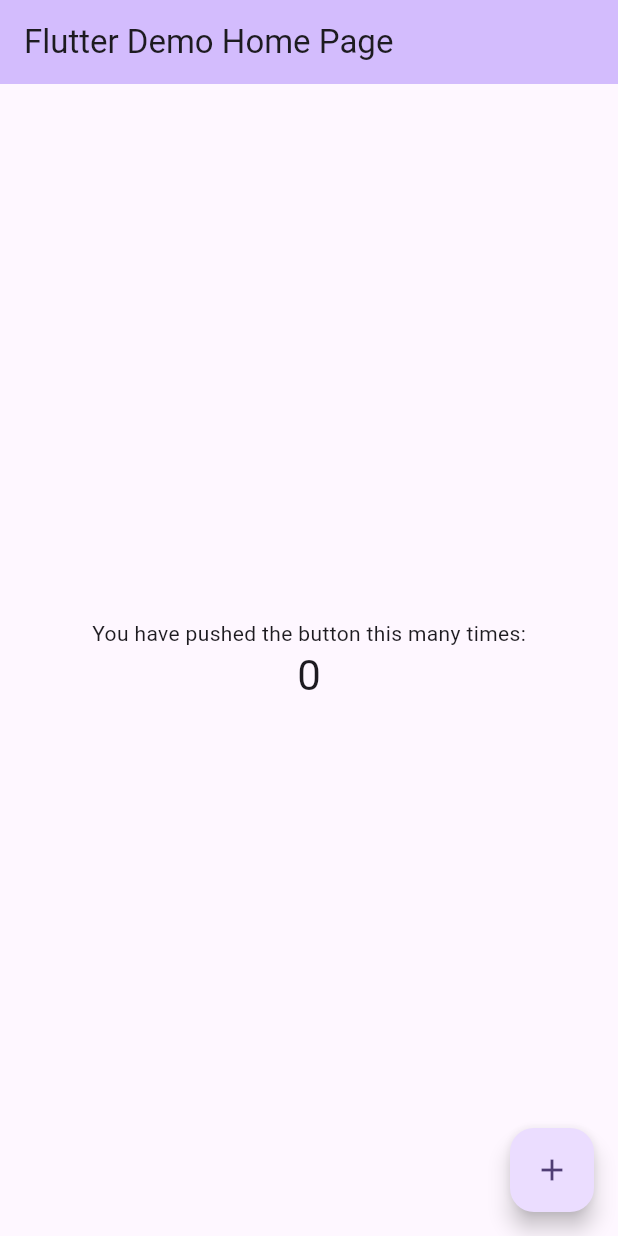
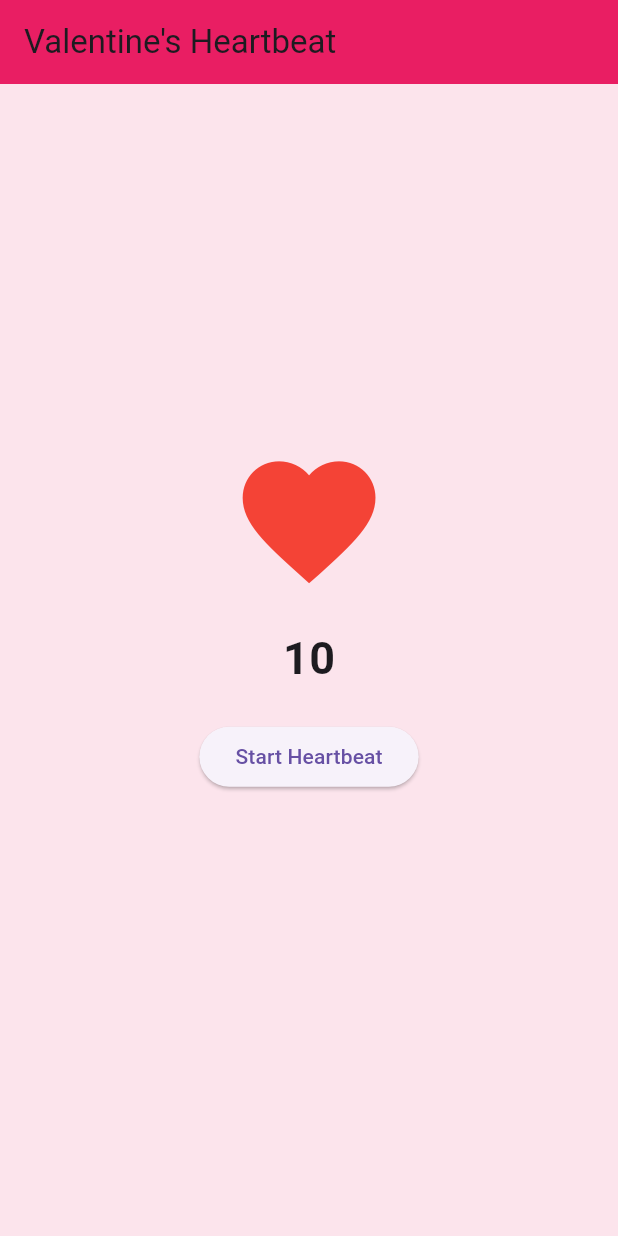
Before and after one commit to jenneetee/activity4-vdayA, a Flutter app: the screen it shows after launch, on a phone screen of 412 x 824 dp. Run offline on Flutter 3.47's test engine with Material 3 defaults, Android fonts, the phone set to English and light mode, and no system bars.

Commit message:
first edit

```diff
--- a/lib/main.dart
+++ b/lib/main.dart
@@ -1,125 +1,138 @@
 import 'package:flutter/material.dart';
+import 'dart:async';
+import 'dart:math';
 
 void main() {
-  runApp(const MyApp());
+  runApp(HeartbeatApp());
 }
 
-class MyApp extends StatelessWidget {
-  const MyApp({super.key});
-
-  // This widget is the root of your application.
+class HeartbeatApp extends StatefulWidget {
   @override
-  Widget build(BuildContext context) {
-    return MaterialApp(
-      title: 'Flutter Demo',
-      theme: ThemeData(
-        // This is the theme of your application.
-        //
-        // TRY THIS: Try running your application with "flutter run". You'll see
-        // the application has a purple toolbar. Then, without quitting the app,
-        // try changing the seedColor in the colorScheme below to Colors.green
-        // and then invoke "hot reload" (save your changes or press the "hot
-        // reload" button in a Flutter-supported IDE, or press "r" if you used
-        // the command line to start the app).
-        //
-        // Notice that the counter didn't reset back to zero; the application
-        // state is not lost during the reload. To reset the state, use hot
-        // restart instead.
-        //
-        // This works for code too, not just values: Most code changes can be
-        // tested with just a hot reload.
-        colorScheme: ColorScheme.fromSeed(seedColor: Colors.deepPurple),
-        useMaterial3: true,
-      ),
-      home: const MyHomePage(title: 'Flutter Demo Home Page'),
-    );
-  }
+  _HeartbeatAppState createState() => _HeartbeatAppState();
 }
 
-class MyHomePage extends StatefulWidget {
-  const MyHomePage({super.key, required this.title});
-
-  // This widget is the home page of your application. It is stateful, meaning
-  // that it has a State object (defined below) that contains fields that affect
-  // how it looks.
-
-  // This class is the configuration for the state. It holds the values (in this
-  // case the title) provided by the parent (in this case the App widget) and
-  // used by the build method of the State. Fields in a Widget subclass are
-  // always marked "final".
-
-  final String title;
+class _HeartbeatAppState extends State<HeartbeatApp>
+    with SingleTickerProviderStateMixin {
+  late AnimationController _controller;
+  late Animation<double> _animation;
+  late Timer _timer;
+  int _countdown = 10;
+  bool _isPlaying = false;
+  final Random _random = Random();
+  List<Widget> _sparkles = [];
 
   @override
-  State<MyHomePage> createState() => _MyHomePageState();
+  void initState() {
+    super.initState();
+    _controller = AnimationController(
+      vsync: this,
+      duration: Duration(milliseconds: 800),
+    )..repeat(reverse: true);
+
+    _animation = Tween<double>(begin: 1.0, end: 1.5)
+        .animate(CurvedAnimation(parent: _controller, curve: Curves.easeInOut));
   }
 
-class _MyHomePageState extends State<MyHomePage> {
-  int _counter = 0;
+  void _startTimer() {
+    setState(() {
+      _isPlaying = true;
+      _countdown = 10;
+      _generateSparkles();
+    });
+    _timer = Timer.periodic(Duration(seconds: 1), (timer) {
+      setState(() {
+        if (_countdown > 0) {
+          _countdown--;
+        } else {
+          _stopTimer();
+        }
+      });
+    });
+  }
 
-  void _incrementCounter() {
+  void _stopTimer() {
+    _timer.cancel();
     setState(() {
-      // This call to setState tells the Flutter framework that something has
-      // changed in this State, which causes it to rerun the build method below
-      // so that the display can reflect the updated values. If we changed
-      // _counter without calling setState(), then the build method would not be
-      // called again, and so nothing would appear to happen.
-      _counter++;
+      _isPlaying = false;
+      _sparkles.clear();
+    });
+  }
+
+  void _generateSparkles() {
+    _sparkles = List.generate(15, (index) {
+      double left = _random.nextDouble() * 300;
+      double top = _random.nextDouble() * 600;
+      return Positioned(
+        left: left,
+        top: top,
+        child: Icon(
+          Icons.star,
+          color: const Color.fromARGB(255, 225, 60, 126),
+          size: _random.nextDouble() * 15 + 10,
+        ),
+      );
     });
   }
 
   @override
+  void dispose() {
+    _controller.dispose();
+    super.dispose();
+  }
+
+  @override
   Widget build(BuildContext context) {
-    // This method is rerun every time setState is called, for instance as done
-    // by the _incrementCounter method above.
-    //
-    // The Flutter framework has been optimized to make rerunning build methods
-    // fast, so that you can just rebuild anything that needs updating rather
-    // than having to individually change instances of widgets.
-    return Scaffold(
+    return MaterialApp(
+      debugShowCheckedModeBanner: false,
+      home: Scaffold(
+        backgroundColor: Colors.pink[50],
         appBar: AppBar(
-        // TRY THIS: Try changing the color here to a specific color (to
-        // Colors.amber, perhaps?) and trigger a hot reload to see the AppBar
-        // change color while the other colors stay the same.
-        backgroundColor: Theme.of(context).colorScheme.inversePrimary,
-        // Here we take the value from the MyHomePage object that was created by
-        // the App.build method, and use it to set our appbar title.
-        title: Text(widget.title),
+          title: Text("Valentine's Heartbeat"),
+          backgroundColor: Colors.pink,
         ),
-      body: Center(
-        // Center is a layout widget. It takes a single child and positions it
-        // in the middle of the parent.
+        body: Stack(
+          children: [
+            Center(
               child: Column(
-          // Column is also a layout widget. It takes a list of children and
-          // arranges them vertically. By default, it sizes itself to fit its
-          // children horizontally, and tries to be as tall as its parent.
-          //
-          // Column has various properties to control how it sizes itself and
-          // how it positions its children. Here we use mainAxisAlignment to
-          // center the children vertically; the main axis here is the vertical
-          // axis because Columns are vertical (the cross axis would be
-          // horizontal).
-          //
-          // TRY THIS: Invoke "debug painting" (choose the "Toggle Debug Paint"
-          // action in the IDE, or press "p" in the console), to see the
-          // wireframe for each widget.
                 mainAxisAlignment: MainAxisAlignment.center,
-          children: <Widget>[
-            const Text(
-              'You have pushed the button this many times:',
+                children: [
+                  ScaleTransition(
+                    scale: _animation,
+                    child: Icon(
+                      Icons.favorite,
+                      color: Colors.red,
+                      size: 100,
                     ),
+                  ),
+                  SizedBox(height: 20),
                   Text(
-              '$_counter',
-              style: Theme.of(context).textTheme.headlineMedium,
+                    "$_countdown",
+                    style: TextStyle(fontSize: 30, fontWeight: FontWeight.bold),
+                  ),
+                  SizedBox(height: 20),
+                  ElevatedButton(
+                    onPressed: _isPlaying ? null : _startTimer,
+                    child: Text("Start Heartbeat"),
+                  ),
+                  SizedBox(height: 20),
+                  AnimatedOpacity(
+                    opacity: _isPlaying ? 1.0 : 0.0,
+                    duration: Duration(seconds: 1),
+                    child: Text(
+                      "Happy Valentine's Day! ❤️",
+                      style: TextStyle(
+                          fontSize: 24,
+                          fontWeight: FontWeight.bold,
+                          color: Colors.red),
+                    ),
                   ),
                 ],
               ),
             ),
-      floatingActionButton: FloatingActionButton(
-        onPressed: _incrementCounter,
-        tooltip: 'Increment',
-        child: const Icon(Icons.add),
-      ), // This trailing comma makes auto-formatting nicer for build methods.
+            if (_isPlaying) ..._sparkles,
+          ],
+        ),
+      ),
     );
   }
 }
```
Lines whose indentation alone changed are shown as unchanged.
